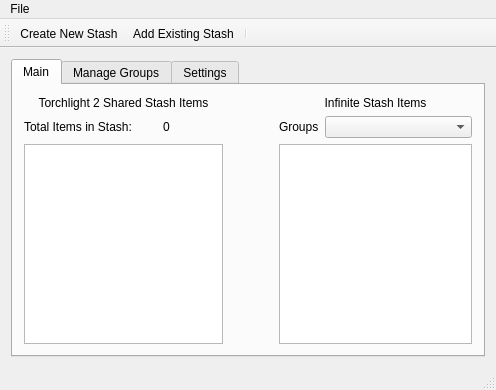
Qt form mainwindow.ui (cdaragorn/Torchlight2StashManager) before a commit.
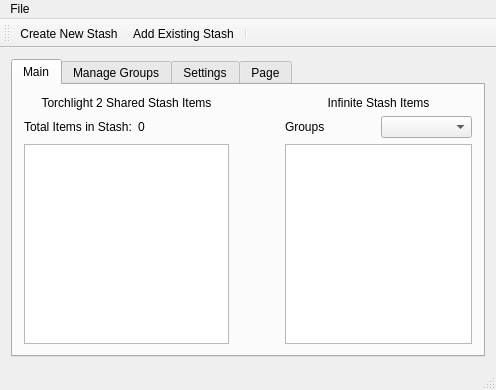
The same form after that commit. Icons and pictures are not drawn. Custom widgets are drawn as their Qt base class.

Commit message: Got some drag and drop stuff working.  Working on separating the tabs into their own forms now.

Diff of the .ui file:
```diff
--- a/mainwindow.ui
+++ b/mainwindow.ui
@@ -41,39 +41,7 @@
        <attribute name="title">
         <string>Main</string>
        </attribute>
-       <layout class="QGridLayout" name="gridLayout" rowstretch="0,0,0" columnstretch="18,0,0,0,20" columnminimumwidth="0,60,50,0,0">
-        <property name="spacing">
-         <number>6</number>
-        </property>
-        <item row="0" column="3" colspan="2">
-         <widget class="QLabel" name="MainTabStashContentsLabel">
-          <property name="text">
-           <string>Infinite Stash Items</string>
-          </property>
-          <property name="alignment">
-           <set>Qt::AlignCenter</set>
-          </property>
-         </widget>
-        </item>
-        <item row="2" column="3" colspan="2">
-         <widget class="InfiniteStashItemsListWidget" name="MainTabInfiniteStashItemsListWidget">
-          <property name="dragEnabled">
-           <bool>true</bool>
-          </property>
-          <property name="dragDropMode">
-           <enum>QAbstractItemView::DragDrop</enum>
-          </property>
-          <property name="defaultDropAction">
-           <enum>Qt::MoveAction</enum>
-          </property>
-          <property name="selectionMode">
-           <enum>QAbstractItemView::ExtendedSelection</enum>
-          </property>
-          <property name="selectionBehavior">
-           <enum>QAbstractItemView::SelectItems</enum>
-          </property>
-         </widget>
-        </item>
+       <layout class="QGridLayout" name="gridLayout" columnminimumwidth="0,0,50,0,0">
         <item row="0" column="0" colspan="2">
          <widget class="QLabel" name="MainTabSharedStashItemsLabel">
           <property name="frameShape">
@@ -90,18 +58,39 @@
           </property>
          </widget>
         </item>
-        <item row="2" column="2">
-         <spacer name="horizontalSpacer">
-          <property name="orientation">
-           <enum>Qt::Horizontal</enum>
+        <item row="0" column="3" colspan="2">
+         <widget class="QLabel" name="MainTabStashContentsLabel">
+          <property name="text">
+           <string>Infinite Stash Items</string>
           </property>
-          <property name="sizeHint" stdset="0">
-           <size>
-            <width>40</width>
-            <height>20</height>
-           </size>
+          <property name="alignment">
+           <set>Qt::AlignCenter</set>
           </property>
-         </spacer>
+         </widget>
+        </item>
+        <item row="1" column="0">
+         <widget class="QLabel" name="label">
+          <property name="text">
+           <string>Total Items in Stash:</string>
+          </property>
+         </widget>
+        </item>
+        <item row="1" column="1">
+         <widget class="QLabel" name="MainTabNumberOfItemsInSharedStashLabel">
+          <property name="styleSheet">
+           <string notr="true">font: 75 12pt &quot;MS Shell Dlg 2&quot;;</string>
+          </property>
+          <property name="text">
+           <string>0</string>
+          </property>
+         </widget>
+        </item>
+        <item row="1" column="3">
+         <widget class="QLabel" name="MainTabGroupsLabel">
+          <property name="text">
+           <string>Groups</string>
+          </property>
+         </widget>
         </item>
         <item row="1" column="4">
          <widget class="QComboBox" name="MainTabGroupsComboBox">
@@ -110,13 +99,6 @@
           </property>
          </widget>
         </item>
-        <item row="1" column="3">
-         <widget class="QLabel" name="MainTabGroupsLabel">
-          <property name="text">
-           <string>Groups</string>
-          </property>
-         </widget>
-        </item>
         <item row="2" column="0" colspan="2">
          <widget class="SharedStashListWidget" name="MainTabSharedStashItemsListWidget">
           <property name="acceptDrops">
@@ -145,20 +127,44 @@
           </property>
          </widget>
         </item>
-        <item row="1" column="0">
-         <widget class="QLabel" name="label">
-          <property name="text">
-           <string>Total Items in Stash:</string>
+        <item row="2" column="2">
+         <spacer name="horizontalSpacer">
+          <property name="orientation">
+           <enum>Qt::Horizontal</enum>
           </property>
-         </widget>
+          <property name="sizeHint" stdset="0">
+           <size>
+            <width>40</width>
+            <height>20</height>
+           </size>
+          </property>
+         </spacer>
         </item>
-        <item row="1" column="1">
-         <widget class="QLabel" name="MainTabNumberOfItemsInSharedStashLabel">
-          <property name="styleSheet">
-           <string notr="true">font: 75 12pt &quot;MS Shell Dlg 2&quot;;</string>
+        <item row="2" column="3" colspan="2">
+         <widget class="InfiniteStashTreeView" name="TestTreeView">
+          <property name="horizontalScrollBarPolicy">
+           <enum>Qt::ScrollBarAsNeeded</enum>
           </property>
-          <property name="text">
-           <string>0</string>
+          <property name="dragEnabled">
+           <bool>true</bool>
+          </property>
+          <property name="dragDropMode">
+           <enum>QAbstractItemView::DragDrop</enum>
+          </property>
+          <property name="defaultDropAction">
+           <enum>Qt::MoveAction</enum>
+          </property>
+          <property name="horizontalScrollMode">
+           <enum>QAbstractItemView::ScrollPerPixel</enum>
+          </property>
+          <property name="indentation">
+           <number>10</number>
+          </property>
+          <property name="uniformRowHeights">
+           <bool>true</bool>
+          </property>
+          <property name="headerHidden">
+           <bool>true</bool>
           </property>
          </widget>
         </item>
@@ -246,6 +252,11 @@
         </item>
        </layout>
       </widget>
+      <widget class="MainTabPageForm" name="tab">
+       <attribute name="title">
+        <string>Page</string>
+       </attribute>
+      </widget>
      </widget>
     </item>
    </layout>
@@ -333,17 +344,28 @@
    <header>settingstabpage.h</header>
    <container>1</container>
   </customwidget>
-  <customwidget>
-   <class>InfiniteStashItemsListWidget</class>
-   <extends>QListWidget</extends>
-   <header>infinitestashitemslistwidget.h</header>
-  </customwidget>
   <customwidget>
    <class>ManageGroupsTabPage</class>
    <extends>QWidget</extends>
    <header>managegroupstabpage.h</header>
    <container>1</container>
   </customwidget>
+  <customwidget>
+   <class>InfiniteStashTreeView</class>
+   <extends>QTreeView</extends>
+   <header>infinitestashtreeview.h</header>
+  </customwidget>
+  <customwidget>
+   <class>GroupManagerTreeView</class>
+   <extends>QTreeView</extends>
+   <header>groupmanagertreeview.h</header>
+  </customwidget>
+  <customwidget>
+   <class>MainTabPageForm</class>
+   <extends>QWidget</extends>
+   <header>maintabpageform.h</header>
+   <container>1</container>
+  </customwidget>
  </customwidgets>
  <resources>
   <include location="images.qrc"/>
```
Left out of the diff: 22 changed lines with no effect on the pictures. The commit also changes 20 other files.
